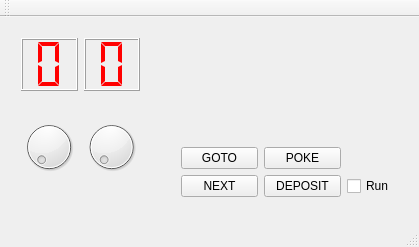
lithium/qblinkenbox, file mainwindow.ui: the form before one commit.
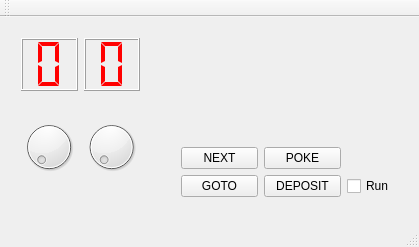
The form after the commit. Icons and pictures are not drawn.

What changed in the file:
```diff
--- a/mainwindow.ui
+++ b/mainwindow.ui
@@ -26,7 +26,7 @@
    <string>MainWindow</string>
   </property>
   <widget class="QWidget" name="centralWidget">
-   <widget class="QWidget" name="">
+   <widget class="QWidget" name="layoutWidget">
     <property name="geometry">
      <rect>
       <x>10</x>
@@ -205,7 +205,7 @@
      </item>
     </layout>
    </widget>
-   <widget class="QWidget" name="">
+   <widget class="QWidget" name="layoutWidget">
     <property name="geometry">
      <rect>
       <x>170</x>
@@ -545,13 +545,6 @@
      </item>
      <item>
       <layout class="QGridLayout" name="gridLayout">
-       <item row="0" column="0">
-        <widget class="QPushButton" name="button_goto">
-         <property name="text">
-          <string>GOTO</string>
-         </property>
-        </widget>
-       </item>
        <item row="0" column="1">
         <widget class="QPushButton" name="button_poke">
          <property name="text">
@@ -559,27 +552,34 @@
          </property>
         </widget>
        </item>
-       <item row="1" column="0">
-        <widget class="QPushButton" name="button_next">
-         <property name="text">
-          <string>NEXT</string>
-         </property>
-        </widget>
-       </item>
-       <item row="1" column="1">
+       <item row="2" column="1">
         <widget class="QPushButton" name="button_deposit">
          <property name="text">
           <string>DEPOSIT</string>
          </property>
         </widget>
        </item>
-       <item row="1" column="2">
+       <item row="2" column="2">
         <widget class="QCheckBox" name="checkBox">
          <property name="text">
           <string>Run</string>
          </property>
         </widget>
        </item>
+       <item row="2" column="0">
+        <widget class="QPushButton" name="button_goto">
+         <property name="text">
+          <string>GOTO</string>
+         </property>
+        </widget>
+       </item>
+       <item row="0" column="0">
+        <widget class="QPushButton" name="button_next">
+         <property name="text">
+          <string>NEXT</string>
+         </property>
+        </widget>
+       </item>
       </layout>
      </item>
     </layout>
```
Left out of the diff: 17 changed lines with no effect on the pictures.
